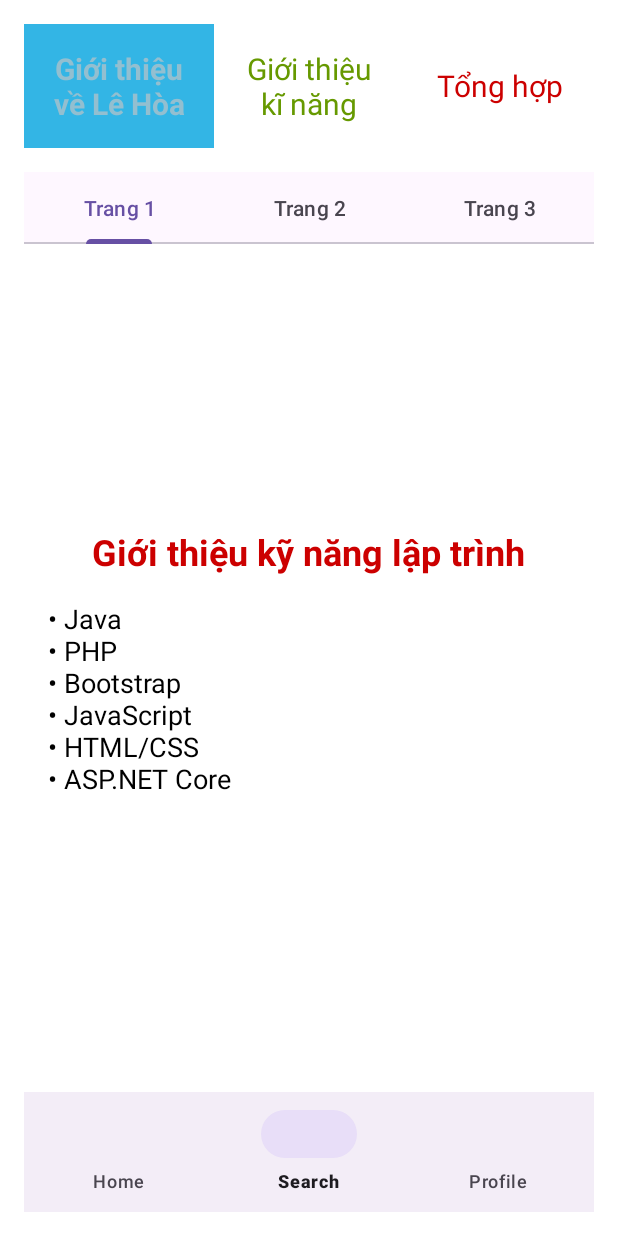
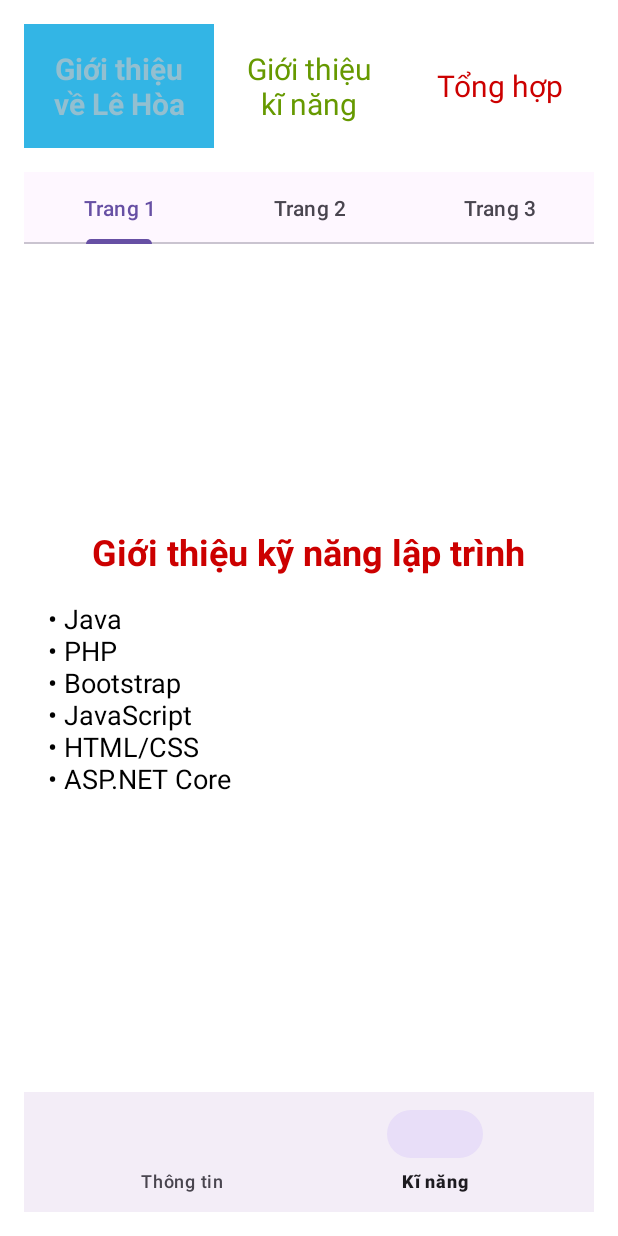
Before and after one commit to LeHoa1206/LTADR_BTVN_1110, an Android app: the fragment ThirdFragment placed in its activity, item 2 of the bottom bar chosen, on a phone screen of 412 x 824 dp. Run offline under Robolectric (Android 15) with nearby library versions, the phone set to English and light mode, and no system bars.

```diff
--- a/app/src/main/java/com/example/btvn_ltddd/TabFragment2.java
+++ b/app/src/main/java/com/example/btvn_ltddd/TabFragment2.java
@@ -17,7 +17,7 @@ public class TabFragment2 extends Fragment {
 
         // Ví dụ: đổi màu một TextView thành đỏ để chỉ ra rằng đây là tab mặc định
         TextView textView = view.findViewById(R.id.textView);
-        textView.setText("Đây là Tab 2 (mặc định)");
+        textView.setText("Đây là Tab 2");
         textView.setTextColor(getResources().getColor(android.R.color.holo_red_dark)); // Đổi màu chữ thành đỏ
 
         return view;
--- a/app/src/main/java/com/example/btvn_ltddd/TabFragment3.java
+++ b/app/src/main/java/com/example/btvn_ltddd/TabFragment3.java
@@ -15,7 +15,7 @@ public class TabFragment3 extends Fragment {
         View view = inflater.inflate(R.layout.fragment_tab1, container, false);
 
         TextView textView = view.findViewById(R.id.textView);
-        textView.setText("Đây là Tab 1 (mặc định)");
+        textView.setText("Đây là Tab 3");
         textView.setTextColor(getResources().getColor(android.R.color.holo_red_dark)); // Đổi màu chữ thành đỏ
 
         return view;
--- a/app/src/main/java/com/example/btvn_ltddd/ThirdFragment.java
+++ b/app/src/main/java/com/example/btvn_ltddd/ThirdFragment.java
@@ -31,9 +31,9 @@ public class ThirdFragment extends Fragment {
         BottomNavigationView bottomNavigationView = view.findViewById(R.id.bottom_navigation);
 
         // Thêm các mục menu vào Bottom Navigation View
-        bottomNavigationView.getMenu().add(0, nav_home, 0, "Home");
-        bottomNavigationView.getMenu().add(0, nav_search, 1, "Search");
-        bottomNavigationView.getMenu().add(0, nav_profile, 2, "Profile");
+        bottomNavigationView.getMenu().add(0, nav_home, 0, "Thông tin");
+        bottomNavigationView.getMenu().add(0, nav_search, 1, "Kĩ năng");
+
 
         // Thiết lập sự kiện cho Bottom Navigation View
         bottomNavigationView.setOnItemSelectedListener(new NavigationBarView.OnItemSelectedListener() {
```
Also changed, not shown: app/src/main/res/layout/activity_profile.xml (deleted, +0 -12 lines).
